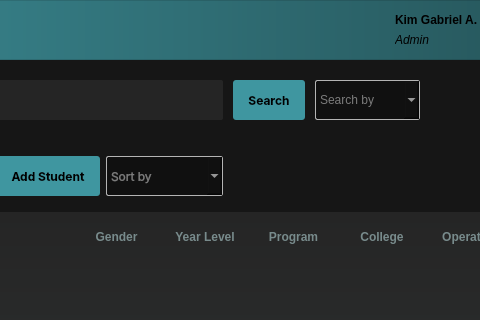
gabnash05/CCC151-SSIS, file src/gui/ui/studentMainWindow.ui: the form before one commit; both pictures show x 393 to 873 and y 0 to 320 of the 954 by 715 pixel window.
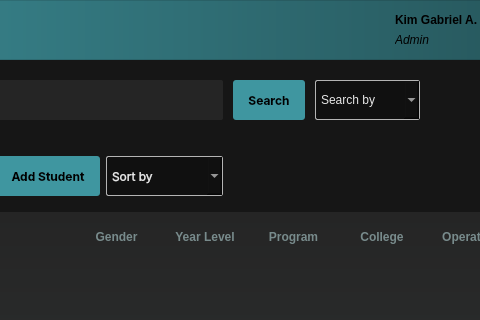
The form after the commit. Icons and pictures are not drawn.

```diff
--- a/src/gui/ui/studentMainWindow.ui
+++ b/src/gui/ui/studentMainWindow.ui
@@ -37,6 +37,7 @@
 	font: 9pt &quot;Inter&quot;;
 	color: rgb(230, 230, 230);
 	background-color: rgb(16, 16, 16);
+	padding: 5px;
 }
 
 QComboBox::drop-down {
@@ -833,11 +834,6 @@
                <property name="placeholderText">
                 <string>Sort by</string>
                </property>
-               <item>
-                <property name="text">
-                 <string>None</string>
-                </property>
-               </item>
                <item>
                 <property name="text">
                  <string>ID Number</string>
```
Left out of the diff: 3 changed lines with no effect on the pictures.
